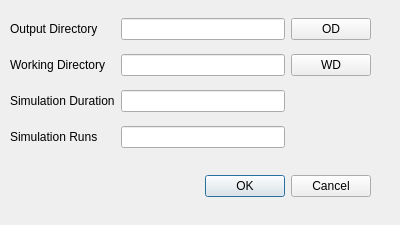
This is src/qt_files/UserSettingsForm.ui in luckek/FireScapeRx-dev as Qt 5 draws it before an edit. The edited form follows.
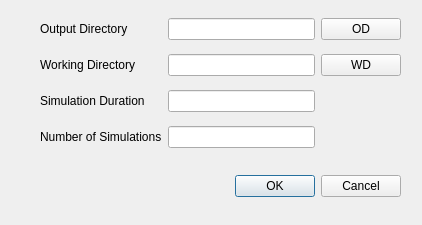
This is the edited form.

Commit message: Updated label and some variable names

What changed in the file:
```diff
--- a/src/qt_files/UserSettingsForm.ui
+++ b/src/qt_files/UserSettingsForm.ui
@@ -6,7 +6,7 @@
    <rect>
     <x>0</x>
     <y>0</y>
-    <width>400</width>
+    <width>422</width>
     <height>225</height>
    </rect>
   </property>
@@ -16,7 +16,7 @@
   <widget class="QDialogButtonBox" name="button_box">
    <property name="geometry">
     <rect>
-     <x>30</x>
+     <x>60</x>
      <y>170</y>
      <width>341</width>
      <height>32</height>
@@ -32,7 +32,7 @@
   <widget class="QWidget" name="gridLayoutWidget">
    <property name="geometry">
     <rect>
-     <x>10</x>
+     <x>40</x>
      <y>10</y>
      <width>361</width>
      <height>149</height>
@@ -86,7 +86,7 @@
     <item row="8" column="1">
      <widget class="QLabel" name="sim_runs_label">
       <property name="text">
-       <string>Simulation Runs</string>
+       <string>Number of Simulations</string>
       </property>
      </widget>
     </item>
```
Left out of the diff: 4 changed lines with no effect on the pictures.
